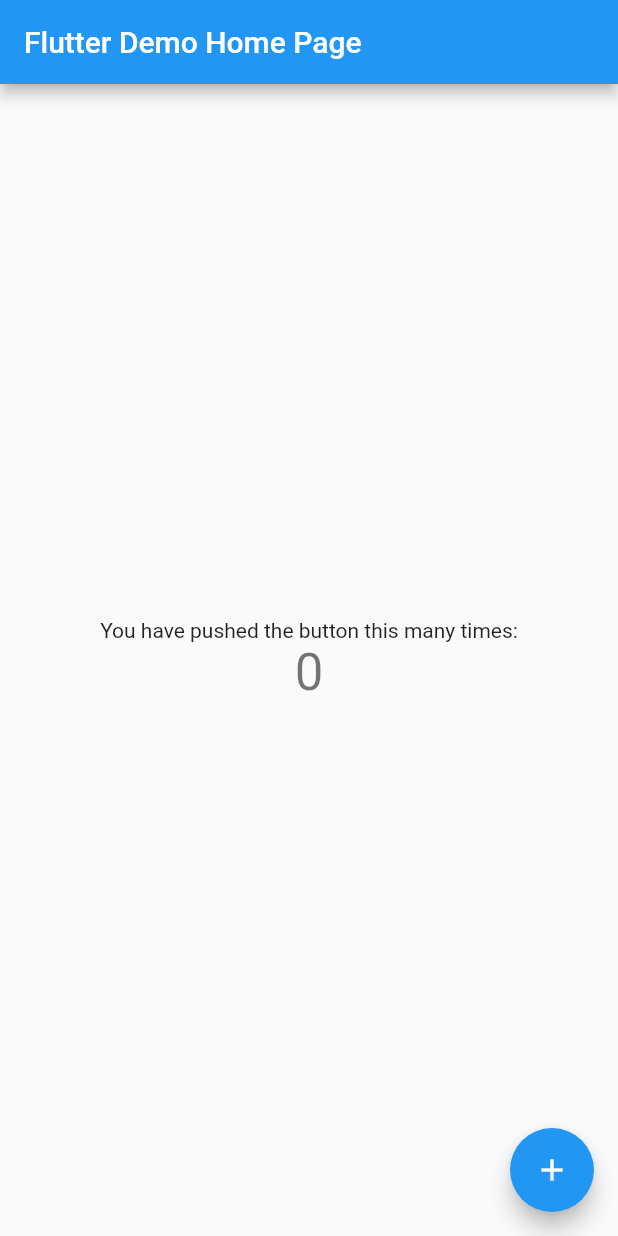
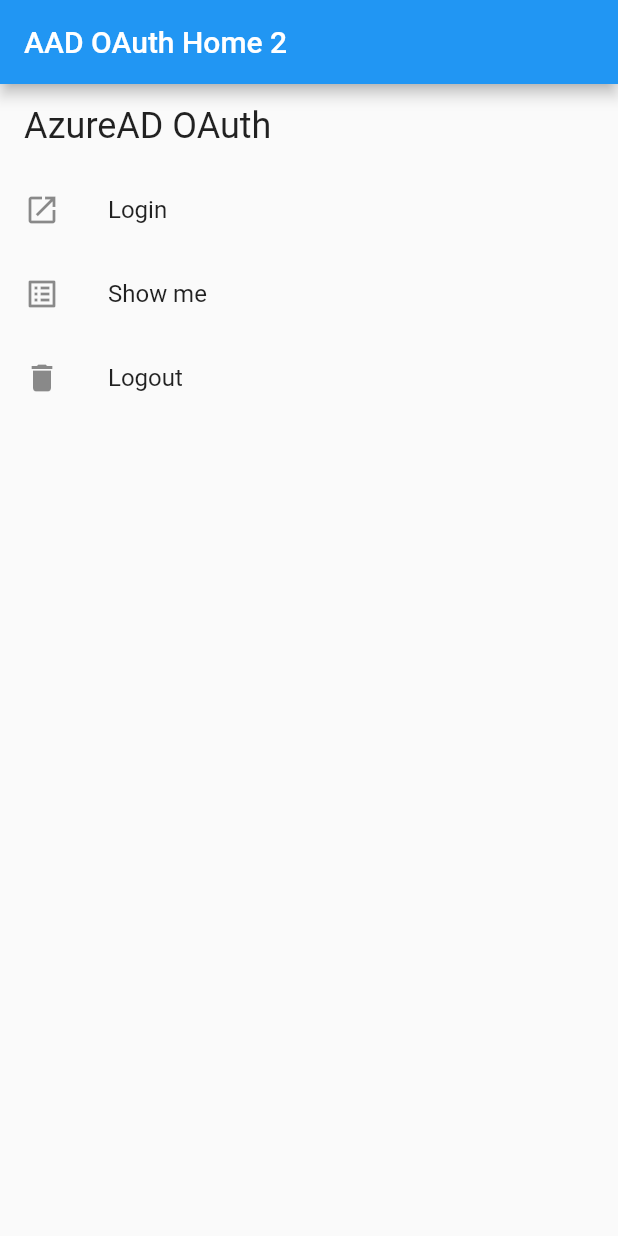
Before and after one commit to RoarGronmo/norva24_flutter_login_test_2, a Flutter app: the screen it shows after launch, on a phone screen of 412 x 824 dp. Run offline on Flutter 3.47's test engine with Material 2 defaults, Android fonts, the phone set to English and light mode, and no system bars; missing offline and left inert: oauth2.

Commit message:
Push push -  non functional so far...

```diff
--- a/lib/main.dart
+++ b/lib/main.dart
@@ -1,115 +1,268 @@
 import 'package:flutter/material.dart';
 
-void main() {
-  runApp(const MyApp());
-}
+import 'package:oauth2/oauth2.dart' as oauth2;
 
-class MyApp extends StatelessWidget {
+import 'dart:async';
+import 'dart:convert';
+import 'dart:io';
+
+import 'package:http/http.dart' as http;
+
+final authorizationEndpoint = Uri.parse('https://login.microsoftonline.com/294c7ede-2387-42ab-bbff-e5eb67ca3aee/oauth2/v2.0/authorize');
+final tokenEndpoint = Uri.parse('https://login.microsoftonline.com/294c7ede-2387-42ab-bbff-e5eb67ca3aee/oauth2/v2.0/token');
+
+final identifier = 'bbe45ebc-fb38-48d8-8abd-9c5a9d38a6fd';
+final secret = 'xR-7Q~wBycyWLmcH58q7qfY-5CJ4RSPSxpysg';
+
+final redirectUrl = Uri.parse('');
+final credentialsFile = File('~/.myapp/credentials.json'); //TODO:Check for correct location ?
+
+void main() => runApp(const MyApp());
+
+class MyApp extends StatelessWidget{
   const MyApp({Key? key}) : super(key: key);
 
-  // This widget is the root of your application.
   @override
-  Widget build(BuildContext context) {
+  Widget build(BuildContext context)
+  {
     return MaterialApp(
-      title: 'Flutter Demo',
+      title: 'AAD Oauth Flutter',
       theme: ThemeData(
-        // This is the theme of your application.
-        //
-        // Try running your application with "flutter run". You'll see the
-        // application has a blue toolbar. Then, without quitting the app, try
-        // changing the primarySwatch below to Colors.green and then invoke
-        // "hot reload" (press "r" in the console where you ran "flutter run",
-        // or simply save your changes to "hot reload" in a Flutter IDE).
-        // Notice that the counter didn't reset back to zero; the application
-        // is not restarted.
-        primarySwatch: Colors.blue,
+          primarySwatch: Colors.blue
       ),
-      home: const MyHomePage(title: 'Flutter Demo Home Page'),
+      home: const MyHomePage(title: 'AAD OAuth Home 2'),
     );
   }
 }
 
-class MyHomePage extends StatefulWidget {
+Future<oauth2.Client> createClient() async {
+  var exists = await credentialsFile.exists();
+
+  if(exists) {
+    var credentials =
+        oauth2.Credentials.fromJson(await credentialsFile.readAsString());
+    return oauth2.Client(credentials, identifier: identifier, secret: secret);
+  }
+
+  var grant = oauth2.AuthorizationCodeGrant(
+    identifier, authorizationEndpoint, tokenEndpoint, secret: secret);
+
+  var authorizationUrl = grant.getAuthorizationUrl(redirectUrl);
+
+  await redirect(authorizationUrl);
+
+  var responseUrl = await listen(redirectUrl);
+
+  return await grant.handleAuthorizationResponse(responseUrl.queryParameters);
+}
+
+Future<void> redirect(Uri url) async {
+
+}
+
+Future<Uri> listen (Uri url) async {
+
+  return Uri();
+}
+
+class MyHomePage extends StatefulWidget{
   const MyHomePage({Key? key, required this.title}) : super(key: key);
+  final String title;
+  @override
+  _MyHomePageState createState() => _MyHomePageState();
+}
 
-  // This widget is the home page of your application. It is stateful, meaning
-  // that it has a State object (defined below) that contains fields that affect
-  // how it looks.
-
-  // This class is the configuration for the state. It holds the values (in this
-  // case the title) provided by the parent (in this case the App widget) and
-  // used by the build method of the State. Fields in a Widget subclass are
-  // always marked "final".
-
-  final String title;
+class _MyHomePageState extends State<MyHomePage>{
+  /*
+  static final Config config = Config(
+      tenant: '294c7ede-2387-42ab-bbff-e5eb67ca3aee',
+      clientId: 'bbe45ebc-fb38-48d8-8abd-9c5a9d38a6fd',
+      scope: 'openid profile offline_access',
+      redirectUri: 'https://login.live.com/oauth20_desktop.srf'
+  );
+  final AadOAuth oauth = AadOAuth(config);
+  */
+  String? accessToken;
 
   @override
-  State<MyHomePage> createState() => _MyHomePageState();
+  Widget build(BuildContext context){
+    //oauth.setWebViewScreenSizeFromMedia(MediaQuery.of(context));
+
+    return Scaffold(
+      appBar: AppBar(
+        title: Text(widget.title),
+      ),
+      body: ListView(
+        children: <Widget>[
+          ListTile(
+            title: Text(
+              'AzureAD OAuth',
+              style: Theme.of(context).textTheme.headline5,
+            ),
+          ),
+          ListTile(
+            leading: const Icon(Icons.launch),
+            title: const Text('Login'),
+            onTap: () {
+              login();
+            },
+          ),
+          ListTile(
+              leading: const Icon(Icons.list_alt),
+              title: const Text('Show me'),
+              onTap: () {
+                listData();
+              }
+          ),
+          ListTile(
+            leading: const Icon(Icons.delete),
+            title: const Text('Logout'),
+            onTap: () {
+              logout();
+            },
+          )
+        ],
+      ),
+    );
+  }
+
+  void showError(dynamic ex){
+    showMessage(ex.toString());
+  }
+
+  void showMessage(String text){
+    var alert = AlertDialog(
+      content: Text(text),
+      actions: <Widget>[
+        TextButton(
+            onPressed: (){
+              Navigator.pop(context);
+            },
+            child: const Text('Ok')
+        )
+      ],
+    );
+    showDialog(
+        context: context,
+        builder: (BuildContext context) => alert
+    );
+  }
+
+
+  void listData() async {
+    try{
+
+      final mSlamData = await fetchMSlamData();
+
+      showMessage('User = ${mSlamData.employeeResponse.employeeName}');
+
+    }catch(e){
+      showError(e);
+    }
+  }
+
+  void login() async {
+    /*
+    try{
+      await oauth.login();
+      accessToken = await oauth.getAccessToken();
+      showMessage('Logged in successfully, your access token: $accessToken');
+    }catch(e){
+      showError(e);
+    }*/
+
+  }
+
+  void logout() async
+  {
+    /*
+    await oauth.logout();
+    showMessage('Logged out');
+
+     */
+  }
+
+
+  Future<MSlamData> fetchMSlamData() async {
+
+    accessToken = ''; //await oauth.getAccessToken();
+
+    showMessage(accessToken as String);
+
+    final response = await http.get(
+      Uri.parse('https://api.norva24.no:5010/Slam/meg'),
+      headers: {
+        HttpHeaders.authorizationHeader : 'Bearer ${accessToken as String}'
+      },
+    );
+
+    showMessage(response.body.toString());
+
+    final responseJson = jsonDecode(response.body);
+
+    return MSlamData.fromJson(responseJson);
+  }
+
+
 }
 
-class _MyHomePageState extends State<MyHomePage> {
-  int _counter = 0;
+class MSlamData {
 
-  void _incrementCounter() {
-    setState(() {
-      // This call to setState tells the Flutter framework that something has
-      // changed in this State, which causes it to rerun the build method below
-      // so that the display can reflect the updated values. If we changed
-      // _counter without calling setState(), then the build method would not be
-      // called again, and so nothing would appear to happen.
-      _counter++;
-    });
+  MSlamData({
+    required this.success,
+    required this.message,
+    required this.employeeResponse,
+  });
+
+  final bool? success;
+  final String? message;
+  final MSlamEmployeeResponse employeeResponse;
+
+  factory MSlamData.fromJson(Map<String, dynamic> data) {
+    final success = data['success'] as bool?;
+    final message = data['message'] as String?;
+    //final employeeData = data['employee'] as dynamic;
+
+    final employee = MSlamEmployeeResponse.fromJson(data['data'] as dynamic);
+
+    return MSlamData(
+        success: success,
+        message: message,
+        employeeResponse: employee);
+
   }
 
-  @override
-  Widget build(BuildContext context) {
-    // This method is rerun every time setState is called, for instance as done
-    // by the _incrementCounter method above.
-    //
-    // The Flutter framework has been optimized to make rerunning build methods
-    // fast, so that you can just rebuild anything that needs updating rather
-    // than having to individually change instances of widgets.
-    return Scaffold(
-      appBar: AppBar(
-        // Here we take the value from the MyHomePage object that was created by
-        // the App.build method, and use it to set our appbar title.
-        title: Text(widget.title),
-      ),
-      body: Center(
-        // Center is a layout widget. It takes a single child and positions it
-        // in the middle of the parent.
-        child: Column(
-          // Column is also a layout widget. It takes a list of children and
-          // arranges them vertically. By default, it sizes itself to fit its
-          // children horizontally, and tries to be as tall as its parent.
-          //
-          // Invoke "debug painting" (press "p" in the console, choose the
-          // "Toggle Debug Paint" action from the Flutter Inspector in Android
-          // Studio, or the "Toggle Debug Paint" command in Visual Studio Code)
-          // to see the wireframe for each widget.
-          //
-          // Column has various properties to control how it sizes itself and
-          // how it positions its children. Here we use mainAxisAlignment to
-          // center the children vertically; the main axis here is the vertical
-          // axis because Columns are vertical (the cross axis would be
-          // horizontal).
-          mainAxisAlignment: MainAxisAlignment.center,
-          children: <Widget>[
-            const Text(
-              'You have pushed the button this many times:',
-            ),
-            Text(
-              '$_counter',
-              style: Theme.of(context).textTheme.headline4,
-            ),
-          ],
-        ),
-      ),
-      floatingActionButton: FloatingActionButton(
-        onPressed: _incrementCounter,
-        tooltip: 'Increment',
-        child: const Icon(Icons.add),
-      ), // This trailing comma makes auto-formatting nicer for build methods.
+}
+
+
+class MSlamEmployeeResponse{
+
+  MSlamEmployeeResponse({
+    required this.employeeId,
+    required this.companyId,
+    required this.emailAddress,
+    required this.employeeName
+  });
+
+  final int? employeeId;
+  final int? companyId;
+  final String? emailAddress;
+  final String? employeeName;
+
+
+
+  factory MSlamEmployeeResponse.fromJson(Map<String, dynamic> data){
+    final employeeId = data['id'] as int?;
+    final companyId = data['firmaId'] as int?;
+    final emailAddress = data['epostaddresse'] as String?;
+    final employeeName = data['namn'] as String?;
+
+    return MSlamEmployeeResponse(
+        employeeId: employeeId,
+        companyId: companyId,
+        emailAddress: emailAddress,
+        employeeName: employeeName
     );
   }
+
 }
--- a/pubspec.yaml
+++ b/pubspec.yaml
@@ -27,13 +27,16 @@
 # the latest version available on pub.dev. To see which dependencies have newer
 # versions available, run `flutter pub outdated`.
 dependencies:
+  aad_oauth: "^0.3.0"
   flutter:
     sdk: flutter
+
 
 
   # The following adds the Cupertino Icons font to your application.
   # Use with the CupertinoIcons class for iOS style icons.
   cupertino_icons: ^1.0.2
+  oauth2: ^2.0.0
 
 dev_dependencies:
   flutter_test:
```
Also changed, not shown: pubspec.lock, 5 other files.
